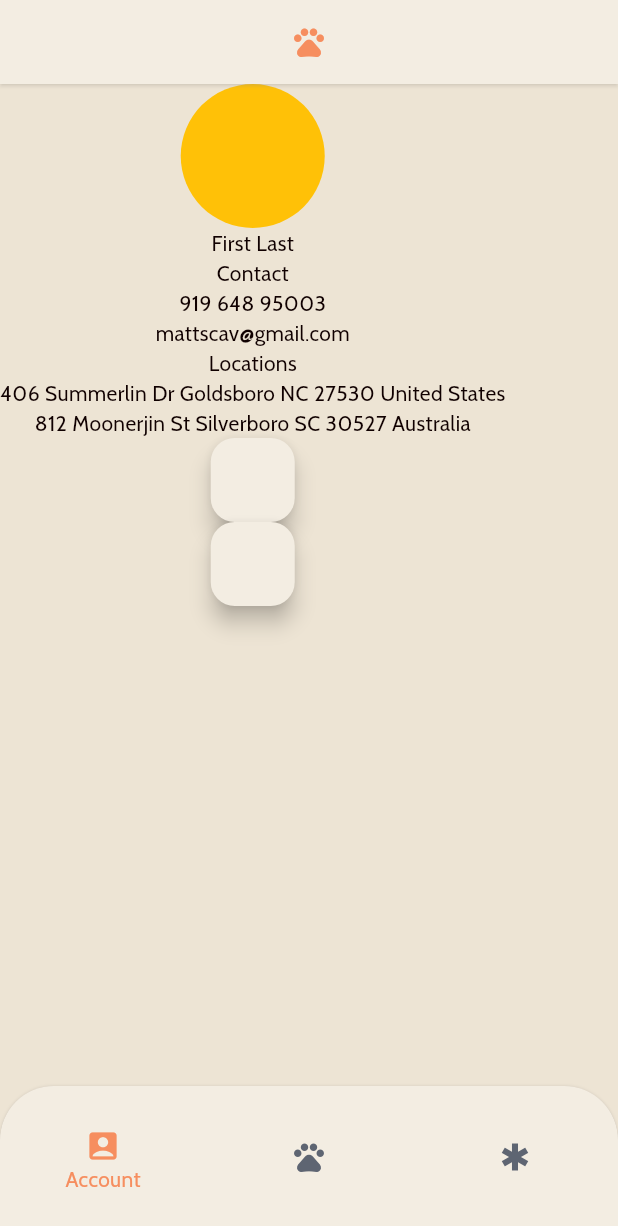
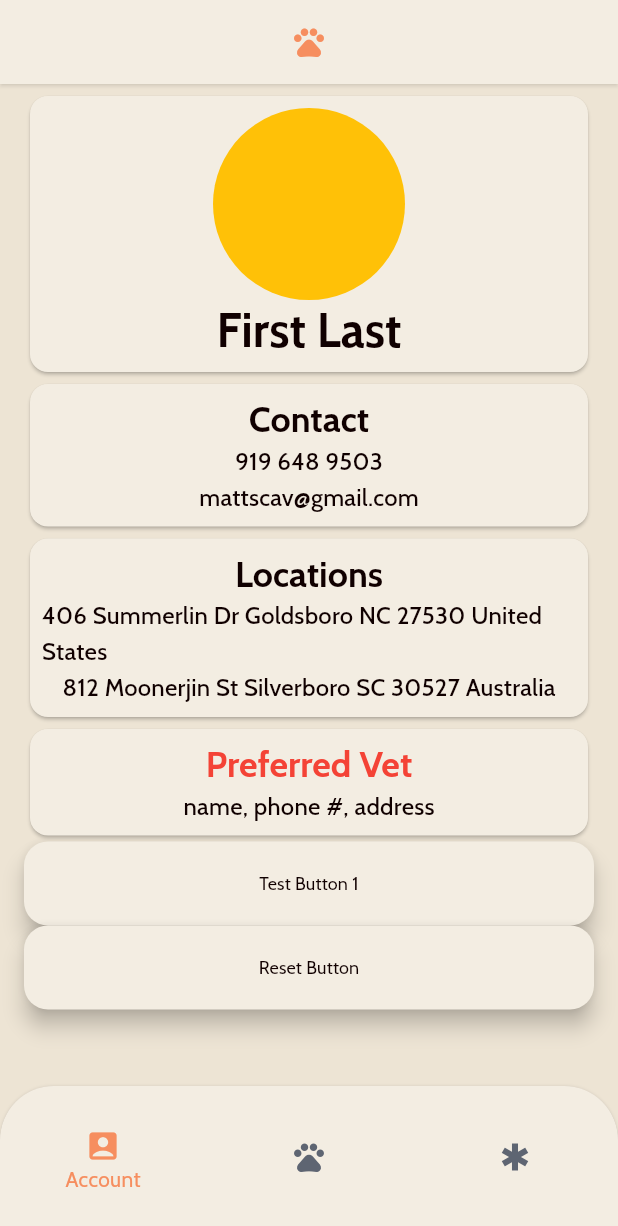
Before and after one commit to xyluphobia/PetProfileApp, a Flutter app: the PetDetailsView screen opened directly, after a tap on "CLEAR ALL SAVED PETS", on a phone screen of 412 x 824 dp. Shown: the top 1226 px of the screen. Run offline on Flutter 3.47's test engine with Material 3 defaults, Android fonts, the phone set to English and light mode, and no system bars; our stand-ins replace geocoding, geolocator, google_maps_flutter, image_picker; accounts and stored records are empty; network calls fail; project files that could hold a hidden picture were left out.

Commit message:
Basic layout for profile page using updated class.

```diff
--- a/lib/account_details.dart
+++ b/lib/account_details.dart
@@ -4,29 +4,29 @@ class Account {
     this.lastLatLng,
     this.image,
     this.name,
-    this.age,
-    this.birthday,
+    this.homeAddress,
+    this.vetAddress,
   });
 
   String? lastLatLng;
   String? image;
   String? name;
-  String? age;
-  String? birthday;
+  String? homeAddress;
+  String? vetAddress;
 
   factory Account.fromJson(Map<String, dynamic> json) => Account(
     lastLatLng: json["lastLatLng"],
     image: json["image"],
     name: json["name"],
-    age: json["age"],
-    birthday: json["birthday"],
+    homeAddress: json["homeAddress"],
+    vetAddress: json["vetAddress"],
   );
 
   Map<String, dynamic> toJson() => {
     "lastLatLng": lastLatLng,
     "image": image,
     "name": name,
-    "age" : age,
-    "birthday" : birthday,
+    "homeAddress": homeAddress,
+    "vetAddress": vetAddress,
   };
 }
--- a/lib/account_view.dart
+++ b/lib/account_view.dart
@@ -17,54 +17,114 @@ class _AccountViewState extends State<AccountView> {
   Widget build(BuildContext context) {
     account = context.watch<FileController>().accountDetails != null ? context.watch<FileController>().accountDetails! : Account();
 
-    return Scaffold(
-      body: Column(
-        crossAxisAlignment: CrossAxisAlignment.center,
+    return Center(
+      child: Container(
+        padding: const EdgeInsets.only(
+          top: 4,
+          bottom: 8,
+          right: 16,
+          left: 16,
+         ),
+        child: Column(
+          crossAxisAlignment: CrossAxisAlignment.stretch,
           children: [
-          SizedBox(
+            Card(
+              child: Padding(
+                padding: const EdgeInsets.all(8.0),
                 child: Column(
                   children: [
                     CircleAvatar(
-                  radius: 48,
+                      radius: 64,
                       backgroundColor: Colors.amber,
                     ),
-                Text(account.name != null ? account.name! : "First Last"),
+                    Text(
+                      account.name != null ? account.name! : "First Last",
+                      style: Theme.of(context).textTheme.headlineLarge,
+                    ),
                   ],
+                ),
               )
             ),
-          const SizedBox(
-            child:Column(
+            Card(
+              child:Padding(
+                padding: const EdgeInsets.all(8.0),
+                child: Column(
                   children: [
-                Text("Contact"),
-                Text("919 648 95003"),
-                Text("mattscav@gmail.com"),
+                    Text(
+                      "Contact",
+                      style: Theme.of(context).textTheme.headlineMedium,
+                    ),
+                    Text(
+                      "919 648 9503",
+                      style: Theme.of(context).textTheme.titleMedium,
+                    ),
+                    Text(
+                      "mattscav@gmail.com",
+                      style: Theme.of(context).textTheme.titleMedium,
+                    ),
                   ],
                 ),
               ),
-          const SizedBox(
-            child:Column(
+            ),
+            Card(
+              child:Padding(
+                padding: const EdgeInsets.all(8.0),
+                child: Column(
                   children: [
-                Text("Locations"),
-                Text("406 Summerlin Dr Goldsboro NC 27530 United States"),
-                Text("812 Moonerjin St Silverboro SC 30527 Australia"),
+                    Text(
+                      "Locations",
+                      style: Theme.of(context).textTheme.headlineMedium,
+                    ),
+                    Text(
+                      account.homeAddress != null ? account.homeAddress! : "406 Summerlin Dr Goldsboro NC 27530 United States",
+                      style: Theme.of(context).textTheme.titleMedium,
+                    ),
+                    Text(
+                      account.vetAddress != null ? account.vetAddress! : "812 Moonerjin St Silverboro SC 30527 Australia",
+                      style: Theme.of(context).textTheme.titleMedium,
+                    ),
                   ],
                 ),
               ),
+            ),
+            Card(
+              child: Padding(
+                padding: const EdgeInsets.all(8.0),
+                child: Column(
+                  children: [
+                    Text(
+                      "Preferred Vet",
+                      style: Theme.of(context).textTheme.headlineMedium?.copyWith(color: Colors.red),
+                    ),
+                    Text(
+                      "name, phone #, address",
+                      style: Theme.of(context).textTheme.titleMedium,
+                    ),
+                  ],
+                ),
+              ),
+            ),
+
             FloatingActionButton(
               heroTag: "temp1",
               onPressed: () async {
                 account.name = "trial";
+                account.homeAddress = "406 Summerlin Dr Goldsboro";
+                account.vetAddress = "812 Moonerjin St Silverboro";
 
                 await context.read<FileController>().writeAccountDetails(account);
-            }
+              },
+              child: const Text("Test Button 1"),
             ),
             FloatingActionButton(
               heroTag: "temp2",
               onPressed: () {
                 context.read<FileController>().clearAccountDetailsJson();
-            }
+              },
+              child: const Text("Reset Button"),
             ),
           ],
+        ),
       ),
     );
   }
```
Lines whose indentation alone changed are shown as unchanged.
